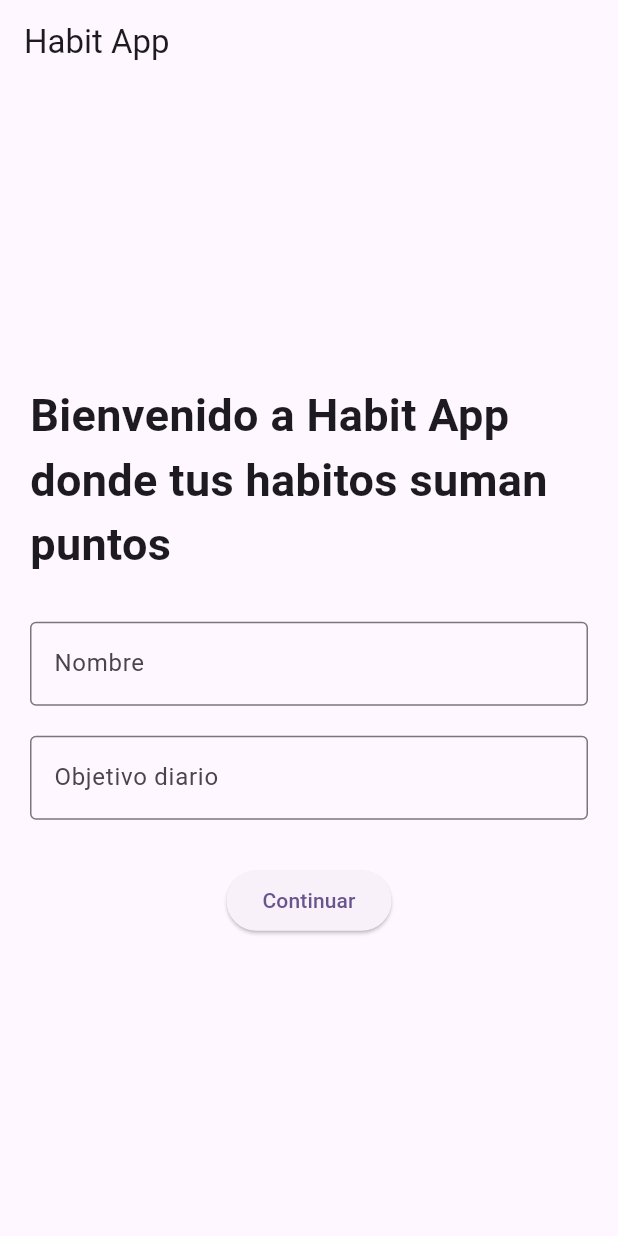
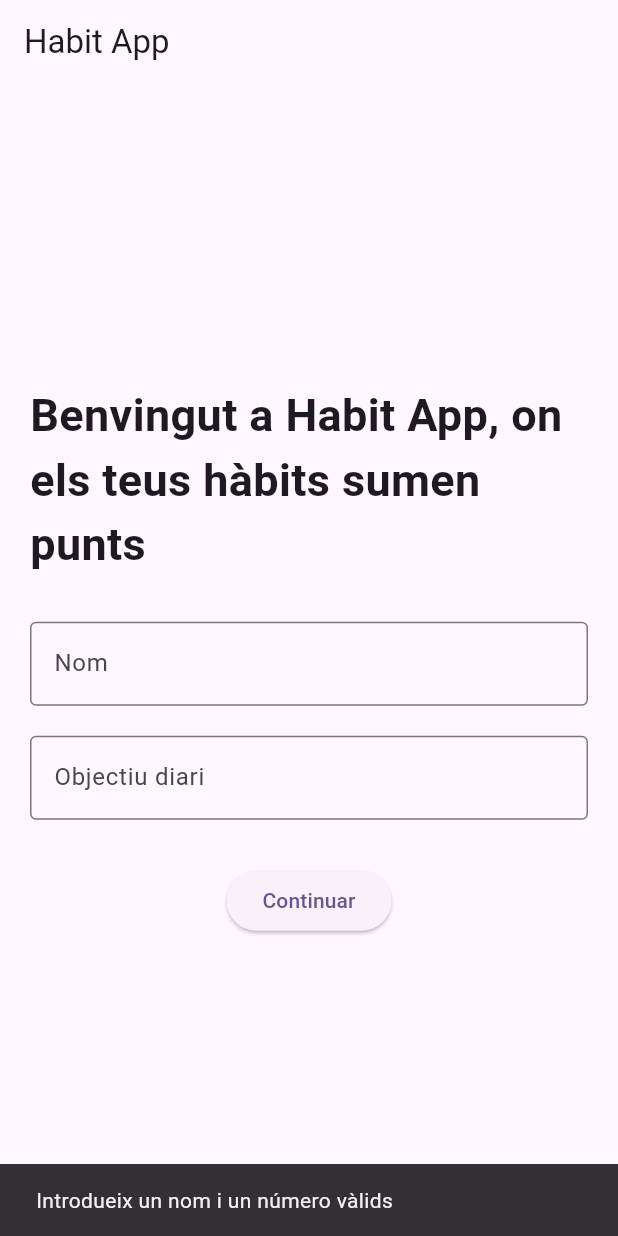
Before and after one commit to joseporiolse/HabitosApp, a Flutter app: the screen it shows after launch, after a tap on "Continuar", on a phone screen of 412 x 824 dp. Run offline on Flutter 3.47's test engine with Material 3 defaults, Android fonts, the phone set to English and light mode, and no system bars; our stand-ins replace shared_preferences.

Commit message:
arreglar codis i comentaris
Fiquem comentaris amb exces per entendrens pas a pas, a futur solament es deixaran els necessaris

```diff
--- a/lib/main.dart
+++ b/lib/main.dart
@@ -1,78 +1,181 @@
+
 import 'package:flutter/material.dart';
+import 'services/preferencies_service.dart';
+import 'screens/home_screen.dart';
 
 void main() {
+
   runApp(const MyApp());
 }
 
+// Comprovem si l'usuari ja ha guardat les seves dades
+Future<bool> teDadesGuardades() async {
+
+  final preferencies = PreferenciesService();
+
+
+  final nom = await preferencies.obtenirNom();
+  // Recuperem el nom guardat
+
+  final objectiu = await preferencies.obtenirObjectiu();
+
+
+  return nom != null && nom.isNotEmpty && objectiu != null && objectiu > 0;
+  // Retornem true si les dues dades són vàlides
+}
+
 class MyApp extends StatelessWidget {
+
   const MyApp({super.key});
 
-  // This widget is the root of your application.
   @override
   Widget build(BuildContext context) {
+    // Construïm la interfície principal de l'aplicació
+
     return MaterialApp(
       title: 'Habit App',
+
       theme: ThemeData(
-        colorScheme: ColorScheme.fromSeed(seedColor: Colors.deepPurple),
+
+        colorScheme: ColorScheme.fromSeed(
+          seedColor: Colors.deepPurple,
         ),
-      home: const Bienvenida(),
+      ),
+
+      home: FutureBuilder<bool>(
+        // Comprovem si l'usuari ja té dades guardades
+
+        future: teDadesGuardades(),
+
+
+        builder: (context, resultat) {
+          // Construïm la pantalla segons el resultat
+
+          if (resultat.connectionState == ConnectionState.waiting) {
+            // Mentre esperem les dades, mostrem una pantalla de càrrega
+
+            return const Scaffold(
+              body: Center(
+                child: CircularProgressIndicator(),
+              ),
+            );
+          }
+
+          if (resultat.hasError) {
+
+            return const Scaffold(
+              body: Center(
+                child: Text('Error en carregar les dades'),
+              ),
+            );
+          }
+
+          if (resultat.data == true) {
+
+
+            return const HomeScreen();
+          }
+
+
+          return const Benvinguda();
+        },
+      ),
     );
   }
 }
 
-class Bienvenida extends StatefulWidget {
-  const Bienvenida({super.key});
+class Benvinguda extends StatefulWidget {
+  // Creem la pantalla de benvinguda
+
+  const Benvinguda({super.key});
 
   @override
-  State<Bienvenida> createState() => _BienvenidaState();
+  State<Benvinguda> createState() => _BenvingudaState();
+// Creem l'estat que gestionarà la pantalla de benvinguda
 }
 
-class _BienvenidaState extends State<Bienvenida> {
+class _BenvingudaState extends State<Benvinguda> {
 
-  final TextEditingController nombreController = TextEditingController();
-  final TextEditingController objetivoController = TextEditingController(); // Ens permet interactuar dins i llegeix lo que hem ficat
+  final TextEditingController nomController = TextEditingController();
+  // Permet controlar el text introduït al camp del nom
+
+  final TextEditingController objectiuController = TextEditingController();
+
+
+  final PreferenciesService preferencies = PreferenciesService();
+  // Creem un objecte per accedir a les funcions que guarden les dades
 
   @override
-  Widget build(BuildContext context) { //Crea lo que mostrara flutter es a dir la pantalla
+  Widget build(BuildContext context) {
+    // Construeix la interfície visual de la pantalla
 
-    return Scaffold( //Es com la estructura basica per a tenir un ordre
+    return Scaffold(
+      // Estructura bàsica de la pantalla
+
       appBar: AppBar(
         title: const Text('Habit App'),
+        // Títol de la barra superior
       ),
 
       body: Padding(
-        padding: const EdgeInsets.all(20), //Deixem un espai de 20 pixels en aquest cas en tots els costats de espai
+        padding: const EdgeInsets.all(20),
+        // Deixem un espai de 20 píxels a tots els costats
+
+        child: Center(
+          child: SingleChildScrollView(
+            // Permet desplaçar la pantalla si no hi ha prou espai
 
             child: Column(
-          mainAxisAlignment: MainAxisAlignment.center, //fiquem .center degut a que el column es vertical i centra tot verticalment
+              mainAxisAlignment: MainAxisAlignment.center,
+              // Centrem verticalment els elements de la columna
 
-          children: [ //fiquem tot lo que volem dins del column
+              children: [
 
                 const Text(
-              'Bienvenido a Habit App donde tus habitos suman puntos',
+                  'Benvingut a Habit App, on els teus hàbits sumen punts',
+
                   style: TextStyle(
                     fontSize: 30,
-                fontWeight: FontWeight.bold, //.bold es per ficar-ho amb negreta
+                    // Mida del text
+
+                    fontWeight: FontWeight.bold,
+                    // Posem el text en negreta
                   ),
                 ),
 
                 const SizedBox(height: 30),
+                // Deixem un espai vertical de 30 píxels
 
-            TextField( //Caixa on podra escriure el usuari
-              controller: nombreController,
+                TextField(
+                  // Caixa on l'usuari pot escriure el nom
+
+                  controller: nomController,
+                  // Relacionem el camp amb el controlador del nom
+
                   decoration: const InputDecoration(
-                labelText: 'Nombre',
+                    labelText: 'Nom',
+                    // Text que identifica el camp
+
                     border: OutlineInputBorder(),
+                    // Afegim una vora al camp de text
                   ),
                 ),
 
                 const SizedBox(height: 20),
+                // Deixem un espai entre els dos camps
 
                 TextField(
-              controller: objetivoController,
+                  // Caixa on l'usuari introdueix l'objectiu diari
+
+                  controller: objectiuController,
+                  // Relacionem el camp amb el controlador de l'objectiu
+
                   keyboardType: TextInputType.number,
+                  // Mostrem el teclat numèric quan sigui possible
+
                   decoration: const InputDecoration(
-                labelText: 'Objetivo diario',
+                    labelText: 'Objectiu diari',
+
                     border: OutlineInputBorder(),
                   ),
                 ),
@@ -80,16 +183,76 @@ class _BienvenidaState extends State<Bienvenida> {
                 const SizedBox(height: 30),
 
                 ElevatedButton(
-              onPressed: guardaDatos,
+                  // Creem el botó per continuar
+
+                  onPressed: guardarDades,
+                  // Quan premem el botó executem la funció guardarDades
+
                   child: const Text('Continuar'),
                 ),
               ],
             ),
           ),
+        ),
+      ),
     );
   }
 
-  void guardaDatos() {
+  Future<void> guardarDades() async {
+    // Funció asíncrona que s'executa quan premem Continuar
 
+    String nom = nomController.text.trim();
+    // Agafem el nom i eliminem els espais del principi i del final
+
+    int? objectiu = int.tryParse(objectiuController.text.trim());
+    // Intentem convertir l'objectiu introduït a un número enter
+    // Si no és un número vàlid, retornarà null
+
+    if (nom.isEmpty || objectiu == null || objectiu <= 0) {
+      // Comprovem que el nom no estigui buit
+      // i que l'objectiu sigui un número superior a zero
+
+      ScaffoldMessenger.of(context).showSnackBar(
+        // Mostrem un missatge d'error a la pantalla
+
+        const SnackBar(
+          content: Text('Introdueix un nom i un número vàlids'),
+        ),
+      );
+
+      return;
+      // Aturem la funció si les dades no són correctes
+    }
+
+    await preferencies.guardarNom(nom);
+    // Guardem el nom i esperem que acabi l'operació
+
+    await preferencies.guardarObjectiu(objectiu);
+    // Guardem l'objectiu diari i esperem que acabi l'operació
+
+    if (!mounted) return;
+    // Comprovem que la pantalla encara estigui activa
+
+    Navigator.pushReplacement(
+      context,
+      MaterialPageRoute(
+        builder: (context) => const HomeScreen(),
+      ),
+    );
+    // Substituïm la benvinguda per la pantalla principal
+  }
+
+  @override
+  void dispose() {
+    // Alliberem els recursos dels controladors quan s'elimina el widget
+
+    nomController.dispose();
+    // Alliberem el controlador del nom
+
+    objectiuController.dispose();
+    // Alliberem el controlador de l'objectiu
+
+    super.dispose();
+    // Executem el dispose de la classe pare
   }
 }
--- a/lib/modelos/habitos.dart
+++ b/lib/modelos/habitos.dart
@@ -1,13 +1,13 @@
-class Habito {
+class Habit {
   int id;
   String nom;
   int color;
-  List<String> fechasCompletadas;
+  List<String> datesCompletades;
 
-  Habito({
+  Habit({
     required this.id,
     required this.nom,
     required this.color,
-    required this.fechasCompletadas
+    required this.datesCompletades
 });
 }
--- a/lib/screens/home_screen.dart
+++ b/lib/screens/home_screen.dart
@@ -1,5 +1,6 @@
+
 import 'package:flutter/material.dart';
-import '../models/habito.dart';
+import '../modelos/habitos.dart';
 
 class HomeScreen extends StatefulWidget {
   const HomeScreen({super.key});
@@ -10,39 +11,49 @@ class HomeScreen extends StatefulWidget {
 
 class _HomeScreenState extends State<HomeScreen> {
 
-  List<Habito> habitos = [
-    Habito(
+  List<Habit> habits = [
+    Habit(
       id: 1,
-      nombre: 'Beber agua',
+      nom: 'Beure aigua',
       color: Colors.blue.toARGB32(),
-      fechasCompletadas: [],
+      datesCompletades: [],
     ),
-    Habito(
+
+    Habit(
       id: 2,
-      nombre: 'Hacer ejercicio',
+      nom: 'Fer exercici',
       color: Colors.orange.toARGB32(),
-      fechasCompletadas: [],
+      datesCompletades: [],
     ),
-    Habito(
+
+    Habit(
       id: 3,
-      nombre: 'Leer',
+      nom: 'Llegir',
       color: Colors.green.toARGB32(),
-      fechasCompletadas: [],
+      datesCompletades: [],
     ),
   ];
+
   @override
   Widget build(BuildContext context) {
+    // Construïm la pantalla principal de l'aplicació
+
     return Scaffold(
+      // Estructura bàsica de la pantalla
+
       appBar: AppBar(
-        title: const Text('Mis hábitos'),
+        title: const Text('Els meus hàbits'),
+        // Títol de la barra superior
       ),
 
       body: Column(
         children: [
+
           const SizedBox(height: 20),
+          // Deixem un espai vertical
 
           const Text(
-            '¡Bienvenido!',
+            'Benvingut!',
             style: TextStyle(
               fontSize: 26,
               fontWeight: FontWeight.bold,
@@ -52,27 +63,46 @@ class _HomeScreenState extends State<HomeScreen> {
           const SizedBox(height: 20),
 
           Text(
-            'Tienes ${habitos.length} hábitos registrados',
+            'Tens ${habits.length} hàbits registrats',
             style: const TextStyle(fontSize: 18),
           ),
 
           const SizedBox(height: 20),
 
           Expanded(
+            // Permet que la llista ocupi l'espai disponible
+
             child: ListView.builder(
-              itemCount: habitos.length,
+              // Creem una llista dinàmica amb els hàbits
+
+              itemCount: habits.length,
+              // Indiquem quants elements tindrà la llista
+
               itemBuilder: (context, index) {
-                final habito = habitos[index];
+                // Construïm cada element de la llista
+
+                final habit = habits[index];
+                // Obtenim l'hàbit de la posició actual
 
                 return ListTile(
+                  // Mostrem la informació de cada hàbit
+
                   leading: CircleAvatar(
-                    backgroundColor: Color(habito.color),
+                    backgroundColor: Color(habit.color),
+                    // Mostrem el color de l'hàbit
                   ),
-                  title: Text(habito.nombre),
+
+                  title: Text(habit.nom),
+                  // Mostrem el nom de l'hàbit
+
                   trailing: Checkbox(
+                    // Casella per marcar l'hàbit com a completat
+
                     value: false,
+                    // De moment tots els hàbits apareixen sense completar
+
                     onChanged: (valor) {
-                      // Aquí implementaremos el cambio de estado.
+                      // Aquí implementarem el canvi d'estat de l'hàbit
                     },
                   ),
                 );
--- a/lib/services/preferencias_service.dart
+++ /dev/null
@@ -1,42 +0,0 @@
-import 'package:shared_preferences/shared_preferences.dart';
-
-class PreferenciasService {
-
-  static const String claveNombre = 'nombre'; //Clau per identificar nom
-
-  static const String claveObjetivo = 'objetivo';
-
-  Future<void> guardarNombre(String nombre) async {
-    //Funcio que guarda el nom d'usuari
-
-    final prefs = await SharedPreferences.getInstance(); //Obtenim preferencies de la app
-
-    await prefs.setString(claveNombre, nombre); //Guardem el nom com a String
-
-  }
-
-    Future<void> guardarObjetivo(int objetivo) async {
-
-    final prefs = await SharedPreferences.getInstance();
-
-    await prefs.setInt(claveObjetivo, objetivo);
-
-    }
-
-    Future<void> obtenerNombre(String nombre) async{
-
-    final prefs = await SharedPreferences.getInstance();
-
-    return prefs.getString(claveNombre);
-
-    }
-
-  Future<void> obtenerObjetivo(int objetivo) async {
-
-    final prefs = await SharedPreferences.getInstance();
-
-    return prefs.getInt(ClaveObjetivo, objetivo);
-
-  }
-
-}
--- /dev/null
+++ b/lib/services/preferencies_service.dart
@@ -0,0 +1,55 @@
+
+import 'package:shared_preferences/shared_preferences.dart';
+// Importem la llibreria per guardar i recuperar dades localment
+
+class PreferenciesService {
+  // Classe que gestiona les dades guardades de l'aplicació
+
+  static const String clauNom = 'nom';
+  // Clau per identificar el nom
+
+  static const String clauObjectiu = 'objectiu';
+  // Clau per identificar l'objectiu diari
+
+  Future<void> guardarNom(String nom) async {
+    // Funció que guarda el nom de l'usuari
+
+    final prefs = await SharedPreferences.getInstance();
+    // Obtenim les preferències de l'aplicació
+
+    await prefs.setString(clauNom, nom);
+    // Guardem el nom com a String
+  }
+
+  Future<void> guardarObjectiu(int objectiu) async {
+    // Funció que guarda l'objectiu diari
+
+    final prefs = await SharedPreferences.getInstance();
+    // Obtenim les preferències de l'aplicació
+
+    await prefs.setInt(clauObjectiu, objectiu);
+    // Guardem l'objectiu com a número enter
+  }
+
+  Future<String?> obtenirNom() async {
+    // Funció que recupera el nom guardat
+    // String? indica que pot retornar un text o null
+
+    final prefs = await SharedPreferences.getInstance();
+    // Obtenim les preferències de l'aplicació
+
+    return prefs.getString(clauNom);
+    // Retornem el nom guardat o null si no existeix
+  }
+
+  Future<int?> obtenirObjectiu() async {
+    // Funció que recupera l'objectiu diari
+    // int? indica que pot retornar un enter o null
+
+    final prefs = await SharedPreferences.getInstance();
+    // Obtenim les preferències de l'aplicació
+
+    return prefs.getInt(clauObjectiu);
+    // Retornem l'objectiu guardat o null si no existeix
+  }
+}
```
Also changed, not shown: pubspec.lock. Lines whose indentation alone changed are shown as unchanged.
